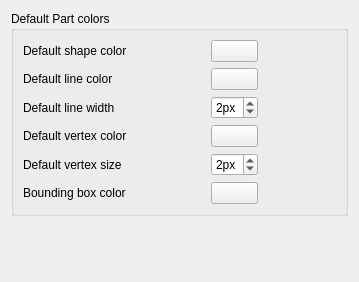
First picture: the form in src/Mod/Part/Gui/DlgSettingsObjectColor.ui, repository berndhahnebach/All_FreeCAD, before the edit.
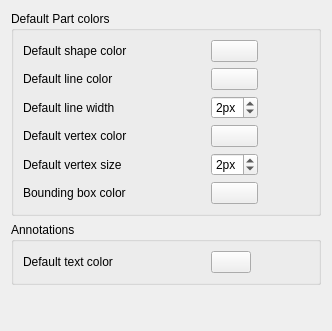
Second picture: the form after the edit. Custom widgets are drawn as their Qt base class.

Commit message: Added preferences setting for default App::Annotation color

What changed in the file:
```diff
--- a/src/Mod/Part/Gui/DlgSettingsObjectColor.ui
+++ b/src/Mod/Part/Gui/DlgSettingsObjectColor.ui
@@ -6,8 +6,8 @@
    <rect>
     <x>0</x>
     <y>0</y>
-    <width>359</width>
-    <height>282</height>
+    <width>332</width>
+    <height>331</height>
    </rect>
   </property>
   <property name="windowTitle">
@@ -242,6 +242,55 @@
      </layout>
     </widget>
    </item>
+   <item>
+    <widget class="QGroupBox" name="groupBox">
+     <property name="title">
+      <string>Annotations</string>
+     </property>
+     <layout class="QHBoxLayout" name="horizontalLayout_2">
+      <item>
+       <layout class="QGridLayout" name="gridLayout_2">
+        <item row="0" column="0">
+         <widget class="QLabel" name="label">
+          <property name="minimumSize">
+           <size>
+            <width>182</width>
+            <height>0</height>
+           </size>
+          </property>
+          <property name="text">
+           <string>Default text color</string>
+          </property>
+         </widget>
+        </item>
+        <item row="0" column="1">
+         <widget class="Gui::PrefColorButton" name="AnnotationTextColor">
+          <property name="prefEntry" stdset="0">
+           <cstring>AnnotationTextColor</cstring>
+          </property>
+          <property name="prefPath" stdset="0">
+           <cstring>View</cstring>
+          </property>
+         </widget>
+        </item>
+       </layout>
+      </item>
+      <item>
+       <spacer name="horizontalSpacer_2">
+        <property name="orientation">
+         <enum>Qt::Horizontal</enum>
+        </property>
+        <property name="sizeHint" stdset="0">
+         <size>
+          <width>40</width>
+          <height>20</height>
+         </size>
+        </property>
+       </spacer>
+      </item>
+     </layout>
+    </widget>
+   </item>
    <item>
     <spacer name="verticalSpacer">
      <property name="orientation">
```
The commit also changes 2 other files.
